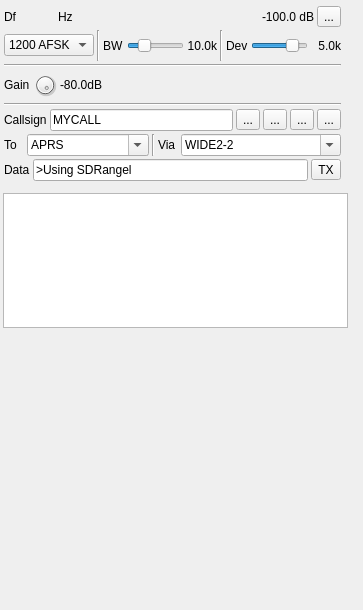
Old version of the form plugins/channeltx/modpacket/packetmodgui.ui in the repository f4exb/sdrangel.
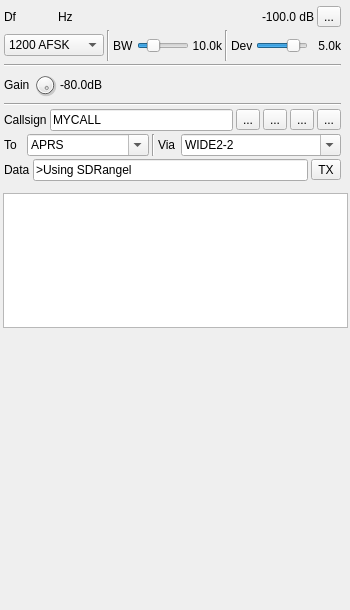
New version of the form. Icons and pictures are not drawn. Custom widgets are drawn as their Qt base class.

Commit message: Packet Modulator: fixed warning in .ui file and adjust some dimensions

```diff
--- a/plugins/channeltx/modpacket/packetmodgui.ui
+++ b/plugins/channeltx/modpacket/packetmodgui.ui
@@ -6,7 +6,7 @@
    <rect>
     <x>0</x>
     <y>0</y>
-    <width>363</width>
+    <width>350</width>
     <height>610</height>
    </rect>
   </property>
@@ -18,7 +18,7 @@
   </property>
   <property name="minimumSize">
    <size>
-    <width>0</width>
+    <width>350</width>
     <height>0</height>
    </size>
   </property>
@@ -192,16 +192,10 @@
        <widget class="QComboBox" name="mode">
         <property name="minimumSize">
          <size>
-          <width>90</width>
+          <width>100</width>
           <height>0</height>
          </size>
         </property>
-        <property name="maximumSize">
-         <size>
-          <width>60</width>
-          <height>16777215</height>
-         </size>
-        </property>
         <property name="toolTip">
          <string>Baud rate and modulation</string>
         </property>
```
